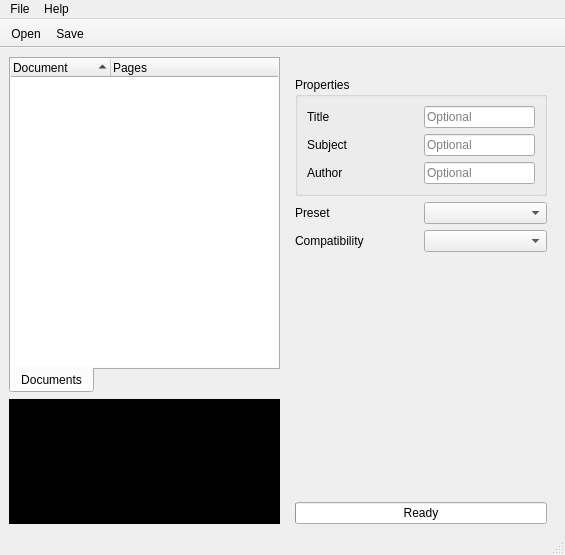
The window that assets/fusepdf.ui (nettstudio/fusepdf) describes before a commit, drawn with Qt 5.
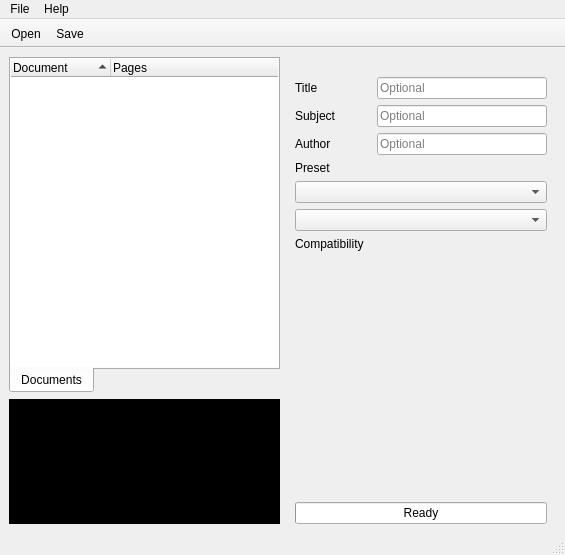
The same window after the commit. Icons and pictures are not drawn. Custom widgets are drawn as their Qt base class.

```diff
--- a/assets/fusepdf.ui
+++ b/assets/fusepdf.ui
@@ -197,12 +197,6 @@
         </widget>
        </item>
        <item>
-        <widget class="QGroupBox" name="meta">
-         <property name="title">
-          <string>Properties</string>
-         </property>
-         <layout class="QVBoxLayout" name="verticalLayout_3">
-          <item>
            <layout class="QHBoxLayout" name="horizontalLayout">
             <item>
              <widget class="QLabel" name="metaTitleLabel">
@@ -219,6 +213,12 @@
                 <verstretch>0</verstretch>
                </sizepolicy>
               </property>
+           <property name="minimumSize">
+            <size>
+             <width>170</width>
+             <height>0</height>
+            </size>
+           </property>
               <property name="placeholderText">
                <string>Optional</string>
               </property>
@@ -243,6 +243,12 @@
                 <verstretch>0</verstretch>
                </sizepolicy>
               </property>
+           <property name="minimumSize">
+            <size>
+             <width>170</width>
+             <height>0</height>
+            </size>
+           </property>
               <property name="placeholderText">
                <string>Optional</string>
               </property>
@@ -267,6 +273,12 @@
                 <verstretch>0</verstretch>
                </sizepolicy>
               </property>
+           <property name="minimumSize">
+            <size>
+             <width>170</width>
+             <height>0</height>
+            </size>
+           </property>
               <property name="placeholderText">
                <string>Optional</string>
               </property>
@@ -274,28 +286,10 @@
             </item>
            </layout>
           </item>
-         </layout>
-        </widget>
-       </item>
-       <item>
-        <widget class="QWidget" name="presetWidget" native="true">
-         <layout class="QHBoxLayout" name="horizontalLayout_9">
-          <property name="leftMargin">
-           <number>0</number>
-          </property>
-          <property name="topMargin">
-           <number>0</number>
-          </property>
-          <property name="rightMargin">
-           <number>0</number>
-          </property>
-          <property name="bottomMargin">
-           <number>0</number>
-          </property>
           <item>
            <widget class="QLabel" name="presetLabel">
             <property name="sizePolicy">
-             <sizepolicy hsizetype="Expanding" vsizetype="Preferred">
+          <sizepolicy hsizetype="Preferred" vsizetype="Preferred">
               <horstretch>0</horstretch>
               <verstretch>0</verstretch>
              </sizepolicy>
@@ -308,35 +302,39 @@
           <item>
            <widget class="QComboBox" name="preset">
             <property name="sizePolicy">
-             <sizepolicy hsizetype="Expanding" vsizetype="Fixed">
+          <sizepolicy hsizetype="Preferred" vsizetype="Preferred">
               <horstretch>0</horstretch>
               <verstretch>0</verstretch>
              </sizepolicy>
             </property>
-           </widget>
-          </item>
-         </layout>
+         <property name="minimumSize">
+          <size>
+           <width>100</width>
+           <height>0</height>
+          </size>
+         </property>
         </widget>
        </item>
        <item>
-        <widget class="QWidget" name="compatWidget" native="true">
-         <layout class="QHBoxLayout" name="horizontalLayout_10">
-          <property name="leftMargin">
-           <number>0</number>
-          </property>
-          <property name="topMargin">
-           <number>0</number>
-          </property>
-          <property name="rightMargin">
-           <number>0</number>
-          </property>
-          <property name="bottomMargin">
-           <number>0</number>
-          </property>
+        <widget class="QComboBox" name="compat">
+         <property name="sizePolicy">
+          <sizepolicy hsizetype="Preferred" vsizetype="Preferred">
+           <horstretch>0</horstretch>
+           <verstretch>0</verstretch>
+          </sizepolicy>
+         </property>
+         <property name="minimumSize">
+          <size>
+           <width>100</width>
+           <height>0</height>
+          </size>
+         </property>
+        </widget>
+       </item>
           <item>
            <widget class="QLabel" name="compatLabel">
             <property name="sizePolicy">
-             <sizepolicy hsizetype="Expanding" vsizetype="Preferred">
+          <sizepolicy hsizetype="Preferred" vsizetype="Preferred">
               <horstretch>0</horstretch>
               <verstretch>0</verstretch>
              </sizepolicy>
@@ -347,19 +345,6 @@
            </widget>
           </item>
           <item>
-           <widget class="QComboBox" name="compat">
-            <property name="sizePolicy">
-             <sizepolicy hsizetype="Expanding" vsizetype="Fixed">
-              <horstretch>0</horstretch>
-              <verstretch>0</verstretch>
-             </sizepolicy>
-            </property>
-           </widget>
-          </item>
-         </layout>
-        </widget>
-       </item>
-       <item>
         <spacer name="verticalSpacer">
          <property name="orientation">
           <enum>Qt::Vertical</enum>
```
Left out of the diff: 8 changed lines with no effect on the pictures. Lines whose indentation alone changed are shown as unchanged.
